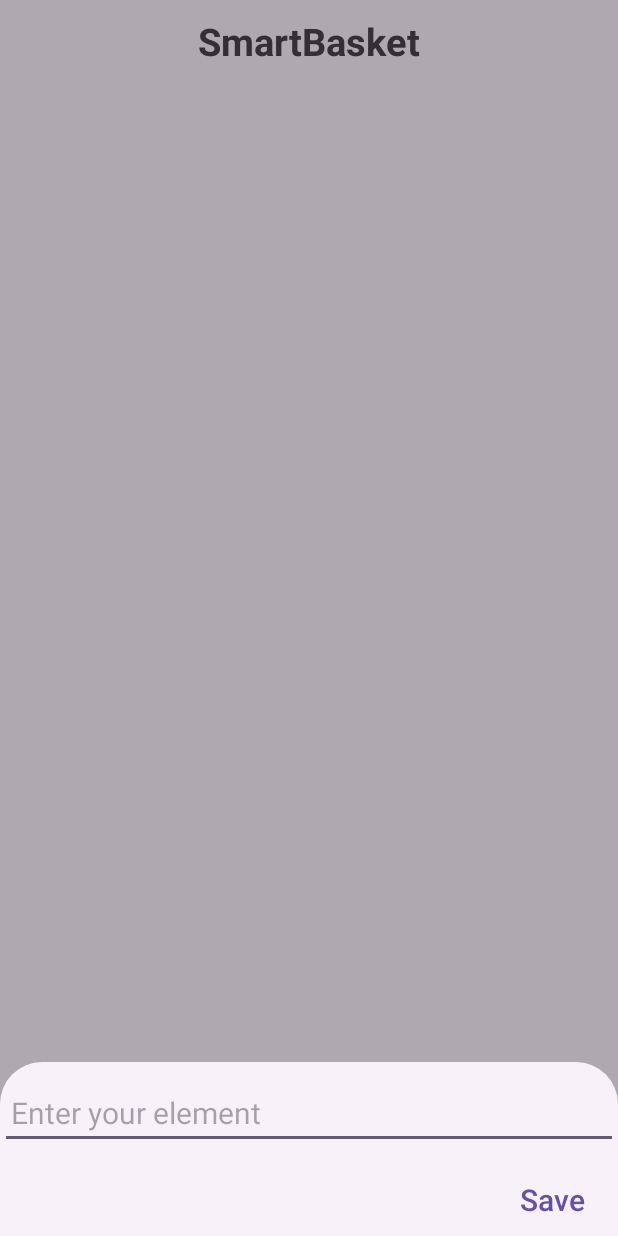
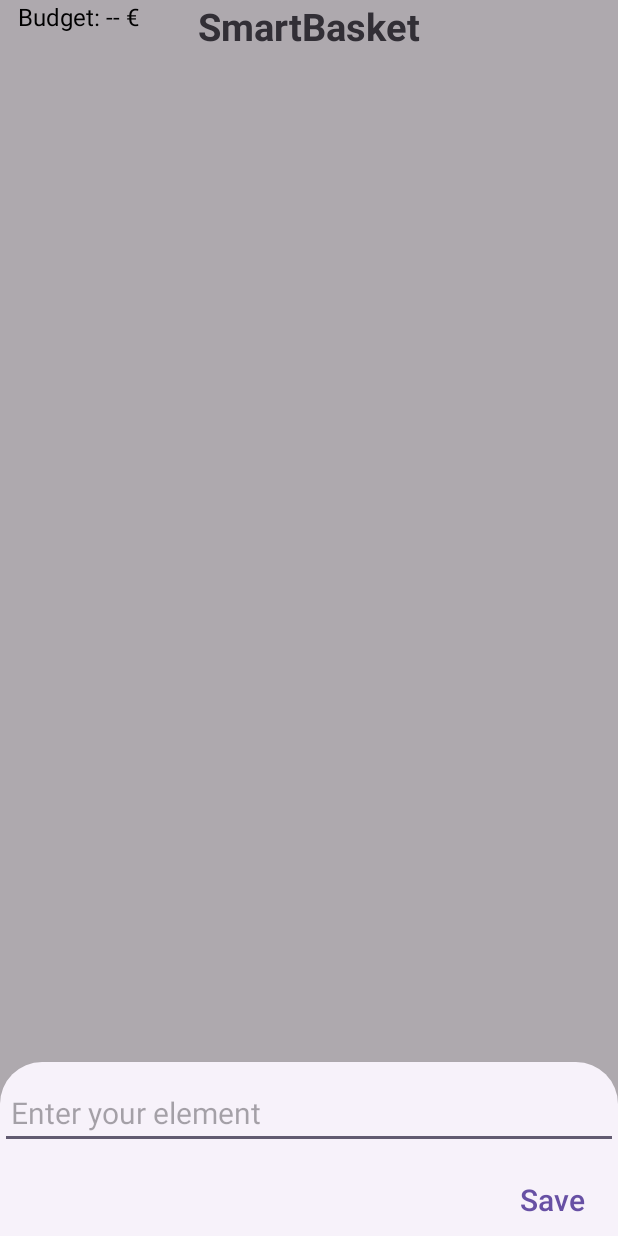
Before and after one commit to LouiseDelarue/ProjectMAD-group3, an Android app: the screen it shows after launch (MainActivity), after a tap on an icon or button, on a phone screen of 412 x 824 dp. Run offline under Robolectric (Android 15) with nearby library versions, the phone set to English and light mode, and no system bars; libraries missing offline, so code that uses them is left out: it.xabaras.android.

Commit message:
ajout variable budget haut gauche

```diff
--- a/app/src/main/java/com/example/bkyujk/MainActivity.java
+++ b/app/src/main/java/com/example/bkyujk/MainActivity.java
@@ -3,6 +3,7 @@ package com.example.bkyujk;
 import android.content.DialogInterface;
 import android.os.Bundle;
 import android.view.View;
+import android.widget.TextView;
 
 import androidx.activity.EdgeToEdge;
 import androidx.appcompat.app.AppCompatActivity;
@@ -29,6 +30,7 @@ public class MainActivity extends AppCompatActivity implements OnDialogCloseList
     FloatingActionButton addButton;
     FloatingActionButton budgetButton;
     DataBaseHelper myDB;
+    TextView budgetText;
     private List<ShoppingListModel> mList;
     private ToDoAdapter adapter;
 
@@ -46,6 +48,7 @@ public class MainActivity extends AppCompatActivity implements OnDialogCloseList
         recyclerView = findViewById(R.id.recyclerView);
         addButton = findViewById(R.id.addButton);
         budgetButton = findViewById(R.id.budgetButton);
+        budgetText = findViewById(R.id.BudgetText);
 
         myDB = new DataBaseHelper(MainActivity.this);
         mList = new ArrayList<>();
@@ -58,7 +61,6 @@ public class MainActivity extends AppCompatActivity implements OnDialogCloseList
         mList = myDB.getAllElements();
         Collections.reverse(mList);
         adapter.setElements(mList);
-
 
 
         addButton.setOnClickListener(new View.OnClickListener() {
@@ -88,7 +90,8 @@ public class MainActivity extends AppCompatActivity implements OnDialogCloseList
 
     private void showBudgetDialog() {
         final android.widget.EditText input = new android.widget.EditText(this);
-        input.setInputType(android.text.InputType.TYPE_CLASS_NUMBER | android.text.InputType.TYPE_NUMBER_FLAG_DECIMAL);
+        input.setInputType(android.text.InputType.TYPE_CLASS_NUMBER
+                         | android.text.InputType.TYPE_NUMBER_FLAG_DECIMAL);
 
         new androidx.appcompat.app.AlertDialog.Builder(this)
                 .setTitle("Set Budget")
@@ -99,9 +102,7 @@ public class MainActivity extends AppCompatActivity implements OnDialogCloseList
                         String value = input.getText().toString();
                         if (!value.isEmpty()) {
                             double budget = Double.parseDouble(value);
-                            android.widget.Toast.makeText(
-                                    MainActivity.this,
-                                    "Budget set to " + budget + "€", android.widget.Toast.LENGTH_SHORT).show();
+                            budgetText.setText("Budget: " + budget + "€");
                         }
                     }
                 })
--- a/app/src/main/res/layout/activity_main.xml
+++ b/app/src/main/res/layout/activity_main.xml
@@ -15,11 +15,23 @@
         android:layout_centerHorizontal = "true"
         android:textSize="25sp"
         android:textStyle="bold"
-        android:layout_marginTop="10dp"
+        android:layout_alignTop="@id/BudgetText"
+
         app:layout_constraintBottom_toBottomOf="parent"
         app:layout_constraintEnd_toEndOf="parent"
         app:layout_constraintStart_toStartOf="parent"
         app:layout_constraintTop_toTopOf="parent" />
+
+
+    <TextView
+        android:id="@+id/BudgetText"
+        android:layout_width="wrap_content"
+        android:layout_height="wrap_content"
+        android:text="Budget: -- €"
+        android:textSize="16sp"
+        android:textColor="#000000"
+        android:layout_alignParentStart="true"
+        android:layout_marginStart="12dp" />
 
     <androidx.recyclerview.widget.RecyclerView
         android:id="@+id/recyclerView"
```
